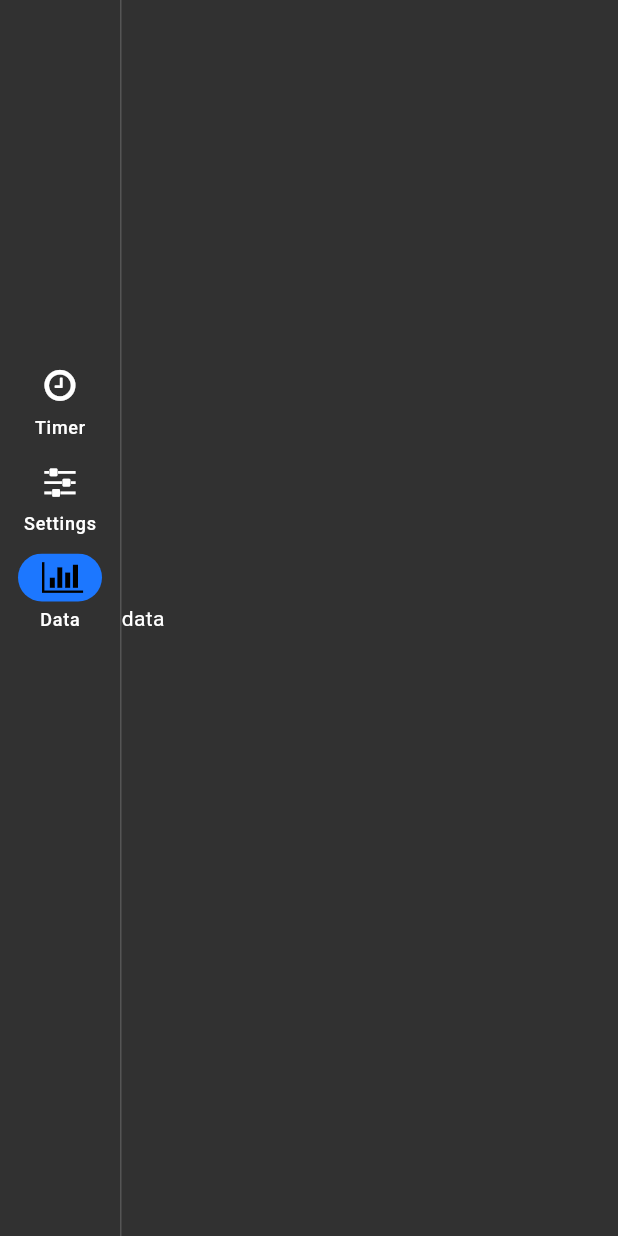
After one commit to ENRIIIKE/personal_flutter_focus_app, a Flutter app: the screen it shows after launch, after a tap on "Settings", after a tap on "Data", on a phone screen of 412 x 824 dp. The commit adds this screen. Run offline on Flutter 3.47's test engine with Material 3 defaults, Android fonts, the phone set to English and light mode, and no system bars; our stand-ins replace cloud_firestore, firebase_auth, firebase_core, flutter_local_notifications; missing offline and left inert: window_size; accounts and stored records are empty; network calls fail.

Commit message:
omg its working

```diff
--- /dev/null
+++ b/lib/data_page.dart
@@ -0,0 +1,34 @@
+import 'package:flutter/material.dart';
+import 'package:flutter_application_1/timer_model.dart';
+import 'package:provider/provider.dart';
+
+
+class DataPage extends StatefulWidget {
+  const DataPage({ Key? key }) : super(key: key);
+
+  @override
+  _DataPageState createState() => _DataPageState();
+}
+
+class _DataPageState extends State<DataPage> {
+
+  @override
+  Widget build(BuildContext context) {
+    final timerModel = Provider.of<TimerModel>(context);
+    return Container(
+      child: Center(
+        child: Row(
+          mainAxisAlignment: MainAxisAlignment.center,
+          children: [
+            Expanded(
+              child:
+              Text(
+                'data'
+              ),
+            ),
+          ],
+        ),
+      ),
+    );
+  }
+}
--- a/lib/main.dart
+++ b/lib/main.dart
@@ -1,29 +1,22 @@
-// lib/main.dart
-import 'dart:async'; // Needed for StreamSubscription
+// ignore_for_file: library_private_types_in_public_api, avoid_print
 
+import 'dart:io';
+import 'package:firebase_core/firebase_core.dart';
+import 'firebase_options.dart';
 import 'package:flutter/material.dart';
-import 'package:firebase_core/firebase_core.dart';
+import 'package:flutter_application_1/settings_page.dart';
+import 'package:flutter_application_1/timer_model.dart';
+import 'package:flutter_application_1/timer_page.dart';
+import 'package:flutter_application_1/data_page.dart';
 import 'package:firebase_auth/firebase_auth.dart';
-import 'package:cloud_firestore/cloud_firestore.dart';
+import 'package:provider/provider.dart';
+import 'package:window_size/window_size.dart';
+import 'more_icons_app.dart';
 
-// Import your generated Firebase options
-import 'package:flutter_application_1/firebase_options.dart';
-
-// Import your custom models and repository
-import 'package:flutter_application_1/focus_session.dart'; // Make sure this path is correct
-import 'package:flutter_application_1/daily_focus_repository.dart'; // Make sure this path is correct
-
-// Declare a global instance of your repository for easy access.
-// In larger apps, consider using state management solutions like Provider or Riverpod
-// for better dependency injection.
-late final DailyFocusRepository dailyFocusRepository;
 
 void main() async {
-  // Ensure that Flutter binding is initialized.
-  // This is crucial before calling any native code, like Firebase.
   WidgetsFlutterBinding.ensureInitialized();
 
-  // Initialize Firebase with the platform-specific options generated by FlutterFire CLI.
   await Firebase.initializeApp(
     options: DefaultFirebaseOptions.currentPlatform,
   );
@@ -43,14 +36,21 @@ void main() async {
         print("Unknown error during anonymous sign-in: $e");
     }
   }
-  // Get the Firestore instance AFTER Firebase has been initialized.
-  final FirebaseFirestore db = FirebaseFirestore.instance;
 
-  // Initialize your DailyFocusRepository, passing the Firestore instance.
-  dailyFocusRepository = DailyFocusRepository(db);
+  await initNotifications();
 
-  // Run your Flutter application.
-  runApp(const MyApp());
+  if (Platform.isWindows || Platform.isLinux) {
+    setWindowTitle('Focus App');
+    setWindowMinSize(const Size(1280, 800));
+    setWindowMaxSize(const Size(1280, 800));
+  }
+
+  runApp(
+    ChangeNotifierProvider(
+      create: (_) => TimerModel(),
+      child: const MyApp(),
+    ),
+  );
 }
 
 class MyApp extends StatelessWidget {
@@ -58,124 +58,89 @@ class MyApp extends StatelessWidget {
 
   @override
   Widget build(BuildContext context) {
+
     return MaterialApp(
-      title: 'My Personal Focus App',
+      title: 'Flutter Demo',
       theme: ThemeData(
-        primarySwatch: Colors.blue,
+        useMaterial3: true,
+        colorScheme: ColorScheme(
+          brightness: Brightness.dark,
+          primary: const Color(0xFF90CAF9),      // light blue for highlights
+          onPrimary: Colors.black,               // text/icons on primary
+          secondary: const Color(0xFF80CBC4),    // teal for accents
+          onSecondary: Colors.black,
+          error: const Color(0xFFEF5350),        // softer red
+          onError: Colors.black,
+          surface: const Color.fromARGB(255, 49, 49, 49),      // slightly lighter gray for cards
+          onSurface: Colors.white,               // text/icons on surface
         ),
-      home: const MyHomePage(), // Your main home screen widget
+      ),
+      home: const FocusTimer(),
     );
   }
 }
 
-class MyHomePage extends StatefulWidget {
-  const MyHomePage({super.key});
+class FocusTimer extends StatefulWidget {
+  const FocusTimer({super.key});
 
   @override
-  State<MyHomePage> createState() => _MyHomePageState();
+  _FocusTimerState createState() => _FocusTimerState();
 }
 
-class _MyHomePageState extends State<MyHomePage> {
-  String _statusMessage = 'App Started. Waiting for data...';
-  List<FocusSession> _todaySessions = [];
-  StreamSubscription<List<FocusSession>>? _sessionSubscription; // To manage the real-time listener
-
-  @override
-  void initState() {
-    super.initState();
-    // Start listening to today's focus sessions as soon as the widget initializes.
-    _listenToTodaySessions();
-  }
-
-  void _listenToTodaySessions() {
-    // Access the global dailyFocusRepository instance
-    _sessionSubscription = dailyFocusRepository.getTodayFocusSessions().listen((sessions) {
-      setState(() {
-        _todaySessions = sessions;
-        _statusMessage = 'Loaded ${sessions.length} sessions for today.';
-      });
-    }, onError: (error) {
-      setState(() {
-        _statusMessage = 'Error loading sessions: $error';
-      });
-    });
-  }
-
-  Future<void> _addRandomFocusSession() async {
-    setState(() {
-      _statusMessage = 'Adding new session...';
-    });
-    try {
-      // Simulate adding a session with random seconds and a simple tag
-      final int randomSeconds = (DateTime.now().minute % 30 + 1) * 60; // 1-30 minutes
-      final String randomTag = ['Work', 'Study', 'Personal', 'Break'][DateTime.now().second % 4];
-
-      await dailyFocusRepository.addFocusSessionForToday(randomSeconds, randomTag);
-      // The _sessionSubscription will automatically update _todaySessions and _statusMessage
-      // due to the real-time listener.
-    } catch (e) {
-      setState(() {
-        _statusMessage = 'Failed to add session: $e';
-      });
-    }
-  }
-
-  @override
-  void dispose() {
-    // IMPORTANT: Cancel the stream subscription when the widget is disposed
-    // to prevent memory leaks and unnecessary network activity.
-    _sessionSubscription?.cancel();
-    super.dispose();
-  }
+class _FocusTimerState extends State<FocusTimer> {
 
   @override
   Widget build(BuildContext context) {
+    final timerModel = Provider.of<TimerModel>(context);
     return Scaffold(
-      appBar: AppBar(
-        title: const Text('Daily Focus Tracker'),
+      body: Row(
+        mainAxisAlignment: MainAxisAlignment.spaceBetween,
+        children: [
+          NavigationRail(
+            indicatorColor: timerModel.interactableColor,
+            selectedIndex: timerModel.selectedIndex,
+            leading: SizedBox(
+              height: 225,
             ),
-      body: Padding(
-        padding: const EdgeInsets.all(16.0),
-        child: Column(
-          crossAxisAlignment: CrossAxisAlignment.stretch,
-          children: [
-            Text(
-              _statusMessage,
-              style: const TextStyle(fontSize: 16, fontStyle: FontStyle.italic),
-              textAlign: TextAlign.center,
+            onDestinationSelected: (int index) {
+              setState(() {
+                timerModel.selectedIndex = index;
+              });
+            },
+            labelType: NavigationRailLabelType.all,
+            destinations: [
+              NavigationRailDestination(
+                icon: const Icon(MoreIconsApp.clock),
+                label: const Text('Timer'),
               ),
-            const SizedBox(height: 20),
-            ElevatedButton(
-              onPressed: _addRandomFocusSession,
-              child: const Text('Add New Focus Session'),
+              NavigationRailDestination(
+                icon: const Icon(MoreIconsApp.sliders),
+                label: const Text('Settings'),
               ),
-            const SizedBox(height: 20),
-            Text(
-              'Today\'s Sessions (${_todaySessions.length}):',
-              style: Theme.of(context).textTheme.headlineSmall,
+              NavigationRailDestination(
+                icon: const Icon(MoreIconsApp.chart_bar),
+                label: const Text('Data'),
               ),
-            const SizedBox(height: 10),
+            ],
+          ),
+          const VerticalDivider(
+              width: 1,
+              thickness: 1,
+              color: Color.fromARGB(255, 85, 85, 85),
+          ),
+          // Selected Page
           Expanded(
-              child: _todaySessions.isEmpty
-                  ? const Center(child: Text('No sessions recorded for today yet.'))
-                  : ListView.builder(
-                      itemCount: _todaySessions.length,
-                      itemBuilder: (context, index) {
-                        final session = _todaySessions[index];
-                        return Card(
-                          margin: const EdgeInsets.symmetric(vertical: 8.0),
-                          child: ListTile(
-                            title: Text('${session.tag} - ${session.secondsSpend ~/ 60} min'),
-                            subtitle: Text('Started: ${session.startTime.toLocal().toString().split('.')[0]}'),
-                            // You could add more details or actions here, e.g., edit/delete
-                          ),
-                        );
-                      },
+            child: IndexedStack(
+              index: timerModel.selectedIndex,
+              children: const [
+                TimerPage(),
+                SettingsPage(),
+                DataPage(),
+              ],
             ),
           ),
         ],
       ),
-      ),
     );
   }
 }
--- a/lib/settings_page.dart
+++ b/lib/settings_page.dart
@@ -96,7 +96,7 @@ class _SettingsPageState extends State<SettingsPage> {
                 value: timerModel.timerBreakMinutes.roundToDouble(),
                 min: 5,
                 max: 10,
-                divisions: 4,
+                divisions: 5,
                 thumbColor: timerModel.interactableColor,
                 activeColor: timerModel.interactableColor,
                 inactiveColor: timerModel.interactableColor.withAlpha(60),
@@ -124,9 +124,9 @@ class _SettingsPageState extends State<SettingsPage> {
                 ),
                 child: Slider(
                 value: timerModel.timerLongBreakMinutes.roundToDouble(),
-                min: 20,
+                min: 0,
                 max: 60,
-                divisions: 4,
+                divisions: 3,
                 thumbColor: timerModel.interactableColor,
                 activeColor: timerModel.interactableColor,
                 inactiveColor: timerModel.interactableColor.withAlpha(60),
--- a/lib/timer_model.dart
+++ b/lib/timer_model.dart
@@ -1,5 +1,7 @@
 import 'package:flutter/material.dart';
 import 'package:flutter_local_notifications/flutter_local_notifications.dart';
+import 'package:flutter_application_1/daily_focus_repository.dart';
+import 'package:flutter_application_1/focus_session.dart';
 import 'package:cloud_firestore/cloud_firestore.dart';
 import 'dart:async';
 
@@ -39,6 +41,7 @@ class TimerModel extends ChangeNotifier{
   Timer? timer;
 
   int state = 0;  // 0 - Focus, 1 - Short Break, 2 - Long Break
+  String tag = 'Study';
 
   static int startMinutes = 25;
   int secondsLeft = startMinutes * 60;
@@ -51,11 +54,22 @@ class TimerModel extends ChangeNotifier{
   double timerBreakMinutes = 5;
   double timerLongBreakMinutes = 20;
 
-  double get totalAmountOfMinutes => (timerFocusMinutes * amountOfRounds) + (timerBreakMinutes * (amountOfRounds - 1)) + timerLongBreakMinutes;
-
+  double get totalAmountOfMinutes => calculateTotalMinutes();
+  int secondsSpendSoFar = 0;
   double get progress => secondsLeft / (startMinutes * 60);
 
+  String _statusMessage = 'No sessions loaded yet.';
+  String get statusMessage => _statusMessage;
+
   final FirebaseFirestore db = FirebaseFirestore.instance;
+
+  late final DailyFocusRepository dailyFocusRepository;
+  TimerModel() {
+    dailyFocusRepository = DailyFocusRepository(db);
+  }
+
+  List<FocusSession> _todaySessions = [];
+  StreamSubscription<List<FocusSession>>? _sessionSubscription;
 
   final TextStyle whiteTextStyle = TextStyle(
     fontSize: 14,
@@ -71,6 +85,42 @@ class TimerModel extends ChangeNotifier{
       )
     ],
   );
+
+  void listenToTodaySessions() {
+    // Access the global dailyFocusRepository instance
+    _sessionSubscription = dailyFocusRepository.getTodayFocusSessions().listen((sessions) {
+      _todaySessions = sessions;
+      _statusMessage = 'Loaded ${sessions.length} sessions for today.';
+      notifyListeners();
+    }, onError: (error) {
+      _statusMessage = 'Error loading sessions: $error';
+      notifyListeners();
+    });
+  }
+
+  Future<void> addFocusSession(int secondsSpend, String tag) async {
+    try {
+      await dailyFocusRepository.addFocusSessionForToday(secondsSpend, tag);
+      _statusMessage = 'Added session of $secondsSpend seconds with tag "$tag".';
+      notifyListeners();
+    } catch (e) {
+      _statusMessage = 'Error adding session: $e';
+      notifyListeners();
+    }
+  }
+
+  double calculateTotalMinutes(){
+    double result = 0;
+    if (amountOfRounds > 0) {
+      result += (amountOfRounds - 1) * (timerFocusMinutes + timerBreakMinutes);
+      result += timerFocusMinutes; // Last focus session without break
+      result += timerLongBreakMinutes; // Add long break at the end
+    }
+    else {
+      result += timerFocusMinutes; // Just a single focus session
+    }
+    return result;
+  }
 
   Color interactableColor = const Color.fromARGB(255, 28, 119, 255);
   final ButtonStyle focusButtons = ElevatedButton.styleFrom(
@@ -88,6 +138,7 @@ class TimerModel extends ChangeNotifier{
     timer = Timer.periodic(const Duration(seconds: 1), (timer) {
       if (secondsLeft > 0) {
         secondsLeft--;
+        secondsSpendSoFar++;
         notifyListeners();
       } else {
         if (currentRound != amountOfRounds) {
@@ -98,10 +149,20 @@ class TimerModel extends ChangeNotifier{
             timeForFocus();
           }
         }
+        else if (amountOfRounds == 1 && currentRound == 1) {
+            addFocusSession(secondsSpendSoFar, tag);
+            currentRound = 1;
+            secondsLeft = timerFocusMinutes.round() * 60;
+            secondsSpendSoFar = 0;
+            showNotification("Focus session completed!");
+        }
         else {
           if (state == 3) {
+            addFocusSession(secondsSpendSoFar, tag);
             currentRound = 1;
             secondsLeft = timerFocusMinutes.round() * 60;
+            secondsSpendSoFar = 0;
+            showNotification("Focus session completed!");
           }
           else {
             timeForBreak(false);
--- a/lib/timer_page.dart
+++ b/lib/timer_page.dart
@@ -38,7 +38,7 @@ class _TimerPageState extends State<TimerPage> {
                     alignment: Alignment.center,
                     width: 250,
                     height: 250,
-                    child: SizedBox.expand(
+                      child: SizedBox.expand(
                       child: CircularProgressIndicator(
                         value: timerModel.progress,
                         strokeWidth: 24,
@@ -60,18 +60,20 @@ class _TimerPageState extends State<TimerPage> {
             Row(
               mainAxisAlignment: MainAxisAlignment.center,
               children: [
-                ElevatedButton(
-                  onPressed: timerModel.stopTimer,
-                  style: timerModel.focusButtons,
-                  child: const Icon(MoreIconsApp.pause),
-                ),
-                SizedBox(
-                  width: 10,
-                ),
-                ElevatedButton(
-                  onPressed: timerModel.startTimer,
-                  style: timerModel.focusButtons,
-                  child: const Icon(MoreIconsApp.play, size: 30)
+                IndexedStack(
+                  index: timerModel.focusSessionRunning ? 1 : 0,
+                  children: [
+                    ElevatedButton(
+                      onPressed: timerModel.startTimer,
+                      style: timerModel.focusButtons,
+                      child: const Icon(MoreIconsApp.play, size: 30)
+                    ),
+                    ElevatedButton(
+                      onPressed: timerModel.stopTimer,
+                      style: timerModel.focusButtons,
+                      child: const Icon(MoreIconsApp.pause, size: 30)
+                    ),
+                  ],
                 ),
                 SizedBox(
                   width: 10,
@@ -80,6 +82,30 @@ class _TimerPageState extends State<TimerPage> {
                   onPressed: timerModel.resetTimer,
                   style: timerModel.focusButtons,
                   child: const Icon(MoreIconsApp.ccw),
+                ),
+              ],
+            ),
+            SizedBox(
+              height: 20,
+            ),
+            DropdownButton(
+              icon: const Icon(MoreIconsApp.tag),
+              style: timerModel.whiteTextStyle,
+              focusColor: const Color.fromARGB(0, 255, 255, 255),
+              value: timerModel.tag,
+              onChanged: (timerModel.focusSessionRunning) ? null : (String? newValue) {
+                setState(() {
+                  timerModel.tag = newValue!;
+                });
+              },
+              items: const [
+                DropdownMenuItem(
+                  value: 'Study',
+                  child: Text('Study'),
+                ),
+                DropdownMenuItem(
+                  value: 'Development',
+                  child: Text('Development'),
                 ),
               ],
             ),
```
Also changed, not shown: lib/backup_main.dart (deleted, +0 -123 lines), lib/daily_focus_repository.dart (+3 -39 lines), lib/not_mine_main.dart (added, +183 -0 lines), 1 other file. Lines whose indentation alone changed are shown as unchanged.
